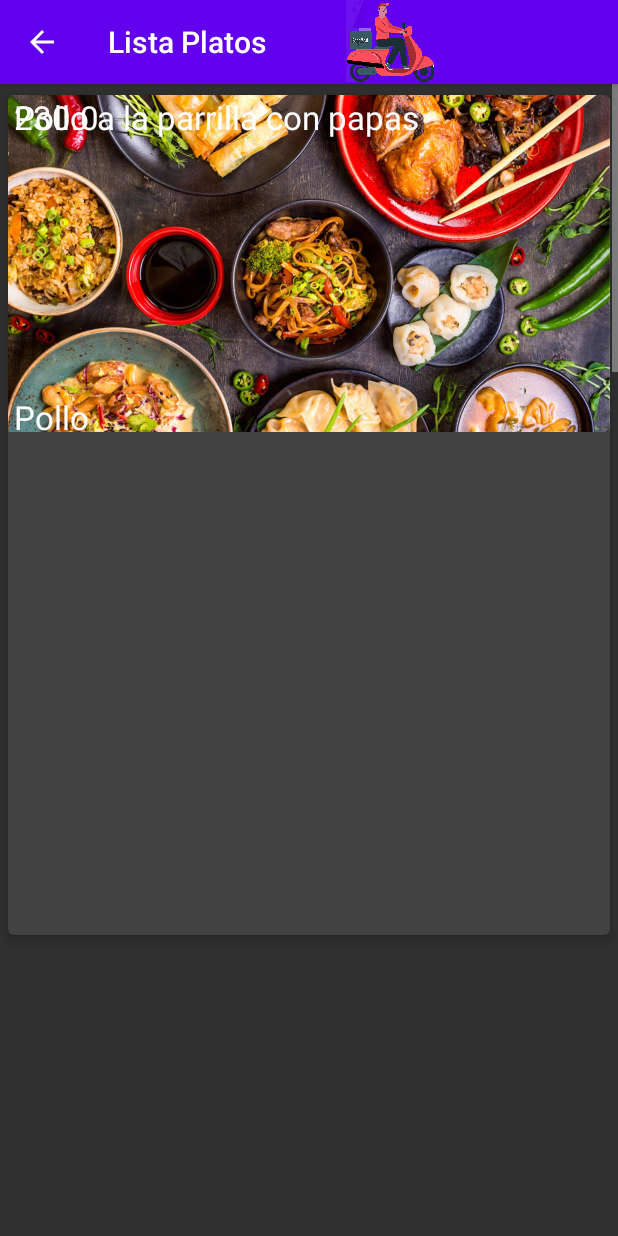
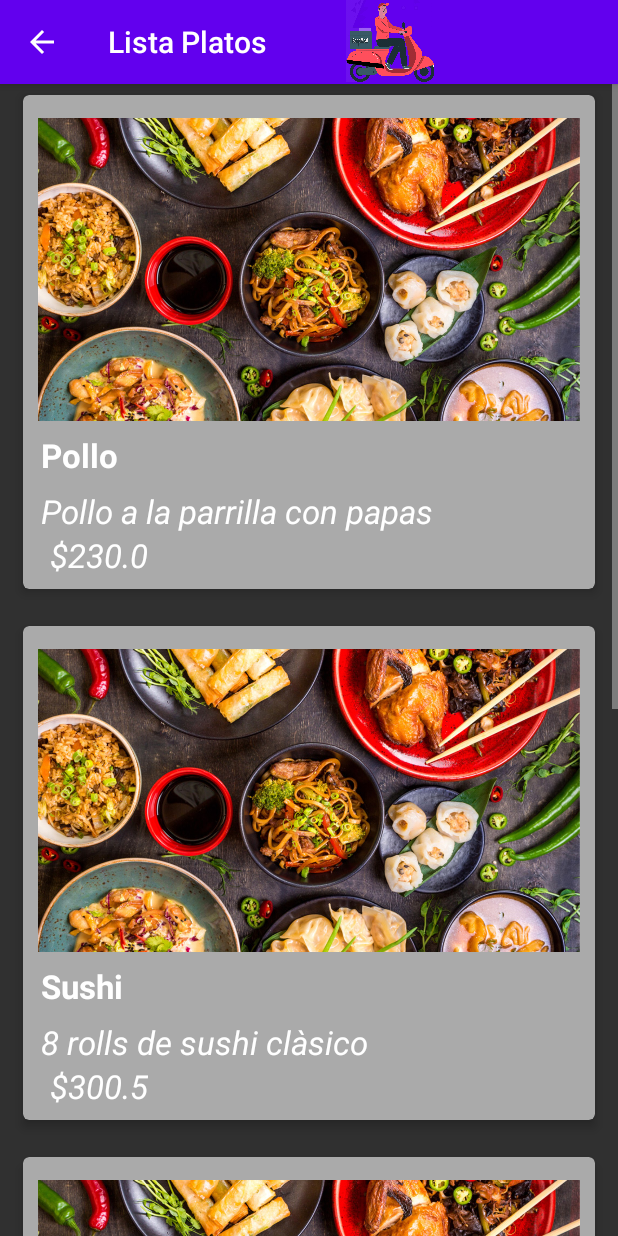
Before and after one commit to lucialeitessanchez/SM, an Android app: the screen it shows after launch (ListaPlatos), in the side drawer, after a tap on "Lista Platos", on a phone screen of 412 x 824 dp. Run offline under Robolectric (Android 15) with nearby library versions, the phone set to English and light mode, and no system bars.

Commit message:
8 commit lab2 - listo la vista, faltan detalles de validacion al guardar Plato

```diff
--- a/app/build.gradle
+++ b/app/build.gradle
@@ -27,6 +27,9 @@ dependencies {
     implementation 'androidx.appcompat:appcompat:1.1.0'
     implementation 'androidx.constraintlayout:constraintlayout:1.1.3'
     implementation 'com.google.android.material:material:1.2.1'
+    implementation 'androidx.constraintlayout:constraintlayout:1.1.3'
+    implementation 'androidx.recyclerview:recyclerview:1.0.0'
+    implementation 'androidx.cardview:cardview:1.0.0'
     testImplementation 'junit:junit:4.12'
     androidTestImplementation 'androidx.test.ext:junit:1.1.1'
     androidTestImplementation 'androidx.test.espresso:espresso-core:3.2.0'
--- a/app/src/main/java/ar/com/lls/sendmeal/HomeActivity.java
+++ b/app/src/main/java/ar/com/lls/sendmeal/HomeActivity.java
@@ -57,6 +57,9 @@ public class HomeActivity extends AppCompatActivity {
                         break;
                     case(R.id.menu_informacion):
                         // tirar informacion de la aplicacion
+                        i = new Intent(HomeActivity.this,HomeActivity.class);
+                        Toast.makeText(HomeActivity.this,"Laboratorio de Gauchat,Leites,Piedrabuena",Toast.LENGTH_LONG).show();
+                        startActivity(i);
                         break;
                 }
                 return false;
--- a/app/src/main/java/ar/com/lls/sendmeal/ListaPlatos.java
+++ b/app/src/main/java/ar/com/lls/sendmeal/ListaPlatos.java
@@ -24,6 +24,7 @@ public class ListaPlatos extends AppCompatActivity {
     private RecyclerView.LayoutManager layoutManager;
 
 
+
     @Override
     protected void onCreate(Bundle savedInstanceState) {
         super.onCreate(savedInstanceState);
@@ -38,13 +39,15 @@ public class ListaPlatos extends AppCompatActivity {
         actionBar.setTitle(R.string.ListaPlatos);
 
         //Inicializar Platos
-        List items = new ArrayList();
+        //List items = new ArrayList();
+
+
 
         //agrego los platos a pata
-        items.add(new Plato("Pollo", "Pollo a la parrilla con papas", 230.0, 200));
+        /*items.add(new Plato("Pollo", "Pollo a la parrilla con papas", 230.0, 200));
         items.add(new Plato("Sushi", "8 rolls de sushi clàsico", 300.50, 480));
         items.add(new Plato("Canelones", "Canelones de verdura", 500.0, 393));
-        items.add(new Plato("Asado", "tira de asado a la parrilla", 900.0, 471));
+        items.add(new Plato("Asado", "tira de asado a la parrilla", 900.0, 471));*/
 
         //Obtener el Recycler
         recycler = (RecyclerView) findViewById(R.id.listaPlatosRecyclerView);
@@ -55,8 +58,10 @@ public class ListaPlatos extends AppCompatActivity {
         recycler.setLayoutManager(layoutManager);
 
         //Crea un nuevo adaptador
-        adapter = new PlatoAdapter(items);
+        Plato varPlato = new Plato();
+        List<Plato> listaItems = varPlato.getListaPlatos();
+        adapter = new PlatoAdapter(listaItems);
         recycler.setAdapter(adapter);
-
+        varPlato.inicializarPlatos(); // fijate esto si no como programarlo mejor
     }
 }
--- a/app/src/main/java/ar/com/lls/sendmeal/model/Plato.java
+++ b/app/src/main/java/ar/com/lls/sendmeal/model/Plato.java
@@ -11,7 +11,7 @@ public class Plato {
     private String descripcion;
     private Double precio;
     private Integer calorias;
-    public static ArrayList<Plato> listaPlatos = new ArrayList<Plato>();
+    public static List<Plato> listaPlatos = new ArrayList<>();
 
     //construct
     public Plato(String titulo, String descripcion, Double precio, Integer calorias) {
@@ -21,6 +21,16 @@ public class Plato {
         this.calorias = calorias;
     }
 
+    public Plato(){
+
+    }
+
+    public void cargarDatosPlato(String titulo,String descripcion, Double precio, Integer calorias) {
+        this.titulo = titulo;
+        this.descripcion = descripcion;
+        this.precio = precio;
+        this.calorias = calorias;
+        }
 
     //Getters
     public String getTitulo() {
@@ -39,7 +49,7 @@ public class Plato {
         return calorias;
     }
 
-    public ArrayList<Plato> getListaPlatos() {
+    public List<Plato> getListaPlatos() {
         return listaPlatos;
     }
 
@@ -60,11 +70,21 @@ public class Plato {
         this.calorias = calorias;
     }
 
-    public void setListaPlatos(ArrayList<Plato> listaPlatos) {
+    public void setListaPlatos(List<Plato> listaPlatos) {
         this.listaPlatos = listaPlatos;
     }
 
     public void guardarPlato(Plato unPlato){
         this.listaPlatos.add(unPlato);
     }
+
+    //el relleno por si encuentra la lista vacia
+    public void inicializarPlatos(){
+        if(listaPlatos.isEmpty()){
+            listaPlatos.add(new Plato("Pollo", "Pollo a la parrilla con papas", 230.0, 200));
+            listaPlatos.add(new Plato("Sushi", "8 rolls de sushi clàsico", 300.50, 480));
+            listaPlatos.add(new Plato("Canelones", "Canelones de verdura", 500.0, 393));
+            listaPlatos.add(new Plato("Asado", "tira de asado a la parrilla", 900.0, 471));
+        }
+    }
 }
--- a/app/src/main/java/ar/com/lls/sendmeal/model/PlatoAdapter.java
+++ b/app/src/main/java/ar/com/lls/sendmeal/model/PlatoAdapter.java
@@ -1,5 +1,6 @@
 package ar.com.lls.sendmeal.model;
 
+import android.nfc.cardemulation.CardEmulation;
 import android.view.LayoutInflater;
 import android.view.View;
 import android.view.ViewGroup;
@@ -7,6 +8,7 @@ import android.widget.ImageView;
 import android.widget.TextView;
 
 import androidx.annotation.NonNull;
+import androidx.cardview.widget.CardView;
 import androidx.recyclerview.widget.RecyclerView;
 
 import java.util.List;
@@ -22,6 +24,7 @@ public class PlatoAdapter extends RecyclerView.Adapter<PlatoAdapter.PlatoViewHol
         public TextView titulo;
         public TextView precio;
         public TextView descripcion;
+        public CardView cardView;
 
         public PlatoViewHolder(View v) {
             super(v);
@@ -29,7 +32,7 @@ public class PlatoAdapter extends RecyclerView.Adapter<PlatoAdapter.PlatoViewHol
             titulo = (TextView) v.findViewById(R.id.tituloPlato);
             precio = (TextView) v.findViewById(R.id.precioPlato);
             descripcion = (TextView) v.findViewById(R.id.descripcionPlato);
-
+            cardView = (CardView) v.findViewById(R.id.card_view); // pa k?
 
         }
     }
@@ -49,7 +52,7 @@ public class PlatoAdapter extends RecyclerView.Adapter<PlatoAdapter.PlatoViewHol
     public void onBindViewHolder(@NonNull PlatoAdapter.PlatoViewHolder holder, int position) {
         //holder.imagen.setImageResource(items.get(position).getImagen()); por ahora no porque va la imagen para todos igual
         holder.titulo.setText(items.get(position).getTitulo());
-        holder.precio.setText(items.get(position).getPrecio().toString()); //ojo hay que hacerlo string porque devuelve un entero
+        holder.precio.setText("$"+items.get(position).getPrecio().toString()); //ojo hay que hacerlo string porque devuelve un entero
         holder.descripcion.setText(items.get(position).getDescripcion());
     }
 
--- a/app/src/main/res/layout/activity_lista_platos.xml
+++ b/app/src/main/res/layout/activity_lista_platos.xml
@@ -11,5 +11,5 @@
     android:id="@+id/listaPlatosRecyclerView"
     android:scrollbars="vertical"
     android:layout_width="match_parent"
-    android:layout_height="match_parent"/>
+    android:layout_height="wrap_content"/>
 </LinearLayout>
--- a/app/src/main/res/layout/fila_plato.xml
+++ b/app/src/main/res/layout/fila_plato.xml
@@ -1,6 +1,7 @@
 <?xml version="1.0" encoding="utf-8"?>
 <LinearLayout xmlns:android="http://schemas.android.com/apk/res/android"
     xmlns:app="http://schemas.android.com/apk/res-auto"
+    xmlns:card_view="http://schemas.android.com/apk/res-auto"
     xmlns:tools="http://schemas.android.com/tools"
     android:layout_width="match_parent"
     android:layout_height="match_parent">
@@ -8,49 +9,65 @@
     <androidx.cardview.widget.CardView
         android:layout_width="match_parent"
         android:layout_height="wrap_content"
+        app:cardBackgroundColor="@android:color/darker_gray"
         android:id="@+id/card_view"
+        android:layout_gravity="start"
+        android:layout_marginLeft="@dimen/marginCard1"
+        android:layout_marginRight="@dimen/marginCard1"
+        android:layout_marginTop="@dimen/marginCard1"
+        app:cardCornerRadius="@dimen/toolbarE"
         app:cardUseCompatPadding="true"
-        app:cardElevation="@dimen/toolbarE"
-        app:cardCornerRadius="@dimen/toolbarE">
+        app:cardElevation="@dimen/toolbarE">
+
+        <LinearLayout
+            android:layout_width="match_parent"
+            android:layout_height="wrap_content"
+            android:orientation="vertical">
             <ImageView
                 android:id="@+id/imagenPlato"
                 android:layout_width="wrap_content"
                 android:layout_height="wrap_content"
-            android:scaleType="fitStart"
+                android:layout_marginTop="@dimen/TxVSeekbar"
+                android:layout_marginLeft="@dimen/marginCard1"
+                android:layout_marginRight="@dimen/marginCard1"
+                android:adjustViewBounds="true"
                 android:src="@drawable/detox"
                 />
+        <LinearLayout
+            android:layout_width="match_parent"
+            android:layout_height="wrap_content"
+            android:onClick="toggleDetails"
+            android:orientation="vertical"
+            android:padding="8dp">
+
+            <TextView
+                android:layout_width="wrap_content"
+                android:layout_height="wrap_content"
+                android:layout_marginBottom="8dp"
+                android:layout_alignParentBottom="true"
+                android:layout_marginStart="@dimen/toolbarE"
+                android:textAppearance="@style/TextAppearance.AppCompat.Large"
+                android:textStyle="bold"
+                android:id="@+id/tituloPlato" />
             <TextView
                 android:layout_width="wrap_content"
                 android:layout_height="wrap_content"
                 android:layout_marginStart="@dimen/toolbarE"
-            android:layout_marginBottom="8dp"
+                android:textStyle="italic"
                 android:layout_alignParentBottom="true"
                 android:textAppearance="@style/TextAppearance.AppCompat.Large"
                 android:id="@+id/descripcionPlato" />
             <TextView
                 android:layout_width="wrap_content"
                 android:layout_height="wrap_content"
-            android:layout_marginBottom="8dp"
-            android:layout_marginTop="@dimen/Imagnavigation"
-            android:layout_alignParentBottom="true"
-            android:layout_marginStart="@dimen/toolbarE"
-            android:gravity="left"
-            android:textAppearance="@style/TextAppearance.AppCompat.Large"
-            android:id="@+id/tituloPlato" />
-        <TextView
-            android:layout_width="wrap_content"
-            android:layout_height="wrap_content"
-            android:layout_marginStart="@dimen/toolbarE"
-            android:layout_marginBottom="8dp"
+                android:layout_marginLeft="@dimen/marginCard1"
+                android:textStyle="italic"
                 android:layout_alignParentBottom="true"
                 android:textAppearance="@style/TextAppearance.AppCompat.Large"
                 android:id="@+id/precioPlato" />
-
-
-
+        </LinearLayout>
+        </LinearLayout>
 
 
     </androidx.cardview.widget.CardView>
-
-
 </LinearLayout>
--- a/app/src/main/res/values/dimendiones.xml
+++ b/app/src/main/res/values/dimendiones.xml
@@ -9,4 +9,6 @@
     <dimen name="Imagnavigation">200dp</dimen>
     <dimen name="IconoTulbar">60dp</dimen>
     <dimen name="topDescripcionPlato">60dp</dimen>
+    <dimen name="marginCard1">10dp</dimen>
+
 </resources>
```
Lines whose indentation alone changed are shown as unchanged.
